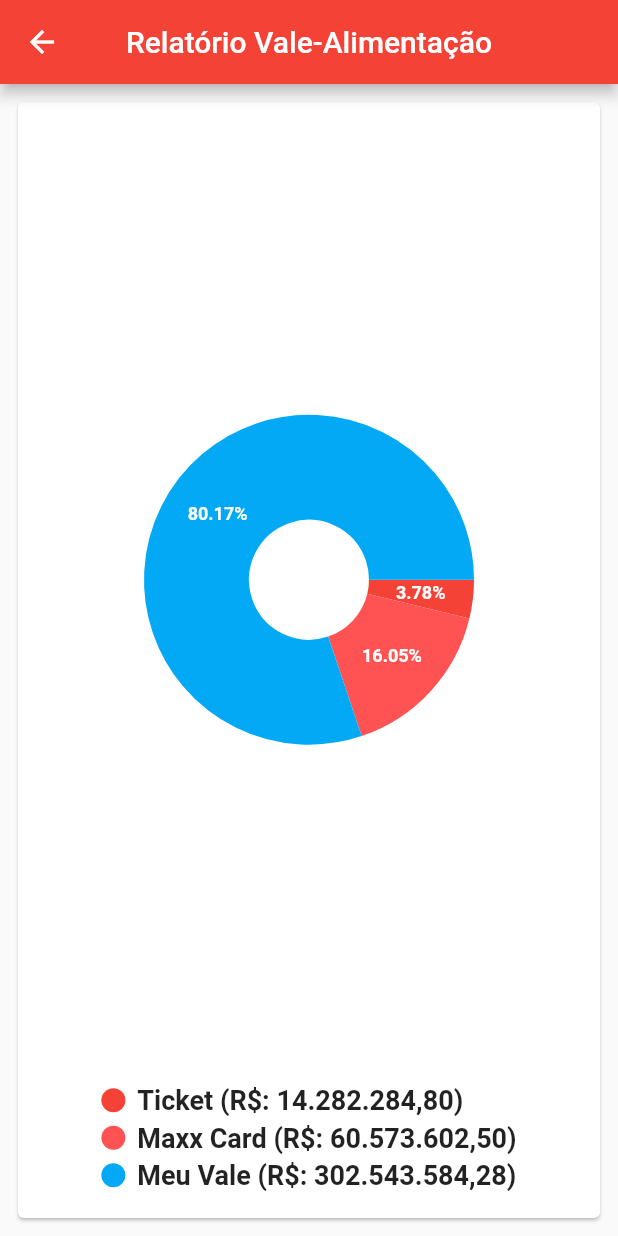
After one commit to WendelBueres/Info-Gastos-PA, a Flutter app: the Rel1 screen opened by its route, on a phone screen of 412 x 824 dp. The commit adds this screen. Run offline on Flutter 3.47's test engine with Material 2 defaults, Android fonts, the phone set to English and light mode, and no system bars; drawn by our look-alikes of fl_chart; our stand-ins replace flare_flutter, splashscreen.

Commit message:
23/05/2021 v1.3
Adicionado grafico;
Adicionado rota;

```diff
--- /dev/null
+++ b/lib/Pages/Rel1.dart
@@ -0,0 +1,17 @@
+import 'package:ads_project/charts/Rel1_chart.dart';
+import 'package:flutter/material.dart';
+
+class Rel1 extends StatelessWidget {
+  @override
+  Widget build(BuildContext context) => Scaffold(
+        appBar: AppBar(title: Text("Relatório Vale-Alimentação"), centerTitle: true),
+        body: Padding(
+          padding: const EdgeInsets.all(8),
+          child: PageView(
+            children: [
+              Rel1ChartPage(),
+            ],
+          ),
+        ),
+      );
+}
--- /dev/null
+++ b/lib/charts/indicators_rel1.dart
@@ -0,0 +1,54 @@
+import 'package:flutter/material.dart';
+
+import '../data/pie_data.dart';
+
+class IndicatorsRel1Widget extends StatelessWidget {
+  @override
+  Widget build(BuildContext context) => Column(
+        crossAxisAlignment: CrossAxisAlignment.start,
+        children: Rel1Data.rel1data
+            .map(
+              (data) => Container(
+                  padding: EdgeInsets.symmetric(vertical: 2),
+                  child: buildIndicator(
+                    color: data.color,
+                    text: data.name,
+                    // isSquare: true,
+                  )),
+            )
+            .toList(),
+      );
+
+  Widget buildIndicator({
+    //texto e cor obrigatórios
+    @required Color color,
+    @required String text,
+    //desabilita contorno,
+    bool isSquare = false,
+    //tamanho indicador,
+    double size = 16,
+  }) =>
+      Row(
+        children: <Widget>[
+          Container(
+            width: size,
+            height: size,
+            decoration: BoxDecoration(
+              shape: isSquare ? BoxShape.rectangle : BoxShape.circle,
+              //parametros de cor herdam do Data
+              color: color,
+            ),
+          ),
+          //tamanho da caixa,
+          const SizedBox(width: 8),
+          Text(
+            text,
+            //Parametros do texto descritivo
+            style: TextStyle(
+              fontSize: 18,
+              fontWeight: FontWeight.bold,
+            ),
+          )
+        ],
+      );
+}
--- /dev/null
+++ b/lib/data/pie_data.dart
@@ -0,0 +1,28 @@
+import 'package:flutter/material.dart';
+
+class Rel1Data {
+  static List<Data> rel1data = [
+    Data(
+        name: "Ticket (R\u0024: 14.282.284,80)",
+        percent: 3.78,
+        color: Colors.red),
+    Data(
+        name: 'Maxx Card (R\u0024: 60.573.602,50)',
+        percent: 16.05,
+        color: Colors.redAccent),
+    Data(
+        name: 'Meu Vale (R\u0024: 302.543.584,28)',
+        percent: 80.17,
+        color: Colors.lightBlue),
+  ];
+}
+
+class Data {
+  final String name;
+
+  final double percent;
+
+  final Color color;
+
+  Data({this.name, this.percent, this.color});
+}
--- a/lib/main.dart
+++ b/lib/main.dart
@@ -3,6 +3,7 @@ import 'package:ads_project/splashscreen.dart';
 import 'package:flutter/material.dart';
 import 'package:flutter/services.dart';
 
+import 'Pages/Rel1.dart';
 import 'controler/app_controler.dart';
 
 void main() {
@@ -23,6 +24,7 @@ void main() {
             debugShowCheckedModeBanner: false,
             routes: {
               "/": (context) => SplashScreenWidget(),
+              "/Rel1": (context) => Rel1(),
             },
           );
         }));
--- a/pubspec.yaml
+++ b/pubspec.yaml
@@ -25,11 +25,8 @@ dependencies:
     sdk: flutter
   splashscreen: ^1.2.0
   flare_flutter: ^2.0.1
-  flutter_modular: ^3.2.1
-  slidy: ^3.2.1+1
-  mobx: ^2.0.1
   auto_orientation: ^2.0.2
-  provider:
+  fl_chart: ^0.12.0
 
 
 
```
Also changed, not shown: lib/Pages/relatorios.dart (+6 -4 lines), lib/charts/Rel1_chart.dart (added, +53 -0 lines), lib/charts/pie_chart_rel1.dart (added, +31 -0 lines), pubspec.lock.
